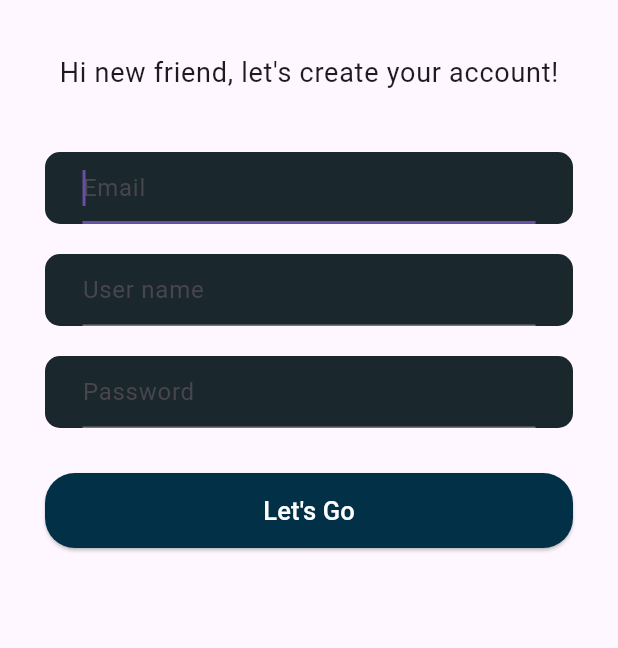
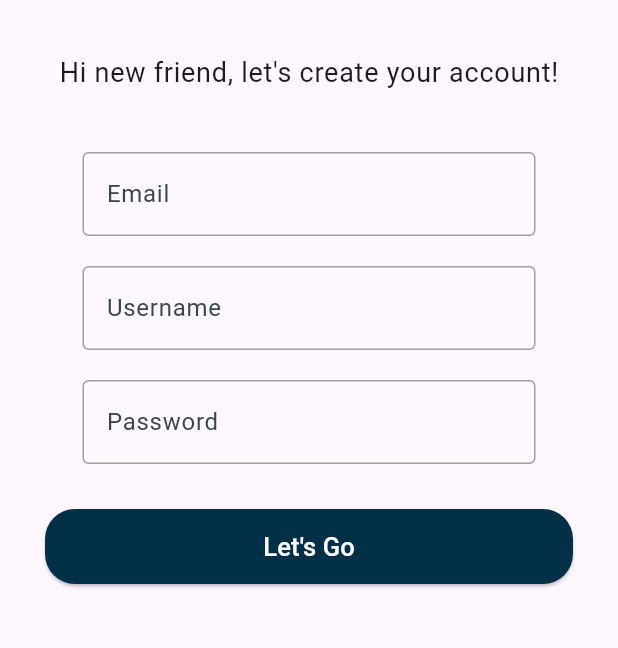
Before and after one commit to vothuc2k3/HashBalance, a Flutter app: the EmailSignUpScreen screen opened directly, on a phone screen of 412 x 824 dp, the part 76-724 px from its top. Run offline on Flutter 3.47's test engine with Material 3 defaults, Android fonts, the phone set to English and light mode, and no system bars; our stand-ins replace cached_network_image, cloud_firestore, dotted_border, file_picker, firebase_auth, firebase_core and 11 more; missing offline and left inert: animated_icon, mdi; accounts and stored records are empty.

```diff
--- a/lib/core/common/auth_text_field.dart
+++ /dev/null
@@ -1,33 +0,0 @@
-import 'package:flutter/material.dart';
-
-class AuthTextField extends StatelessWidget {
-  final TextEditingController controller;
-  final bool obscureText;
-  final String hintText;
-  final TextInputType keyboardType;
-  final bool autofocus;
-  const AuthTextField({
-    super.key,
-    required this.controller,
-    required this.obscureText,
-    required this.hintText,
-    required this.keyboardType,
-    required this.autofocus,
-  });
-
-  @override
-  Widget build(BuildContext context) {
-    return Padding(
-      padding: const EdgeInsets.symmetric(horizontal: 25.0),
-      child: TextFormField(
-        controller: controller,
-        obscureText: obscureText,
-        decoration: InputDecoration(
-          hintText: hintText,
-        ),
-        keyboardType: keyboardType,
-        autofocus: autofocus,
-      ),
-    );
-  }
-}
--- a/lib/features/authentication/screen/email_sign_up_screen.dart
+++ b/lib/features/authentication/screen/email_sign_up_screen.dart
@@ -1,6 +1,5 @@
 import 'package:flutter/material.dart';
 import 'package:flutter_riverpod/flutter_riverpod.dart';
-import 'package:hash_balance/core/common/auth_text_field.dart';
 import 'package:hash_balance/core/common/constants/constants.dart';
 import 'package:hash_balance/core/utils.dart';
 import 'package:hash_balance/features/authentication/controller/auth_controller.dart';
@@ -24,6 +23,51 @@ class EmailSignUpScreenState extends ConsumerState<EmailSignUpScreen> {
   final passwordController = TextEditingController();
   final nameController = TextEditingController();
   bool isPressed = false;
+  bool isEmailValid = true;
+  bool isNameValid = true;
+  bool isPasswordValid = true;
+
+  void checkName(String name) async {
+    if (name.length < 5) {
+      setState(() {
+        isNameValid = false;
+      });
+    }
+    final result =
+        await checkExistingUserNameWhenSignUp(name.trim());
+    result.fold((l) {}, (r) {
+      setState(() {
+        isNameValid = r;
+      });
+    });
+  }
+
+  void checkEmail(String email) async {
+    if (email.length < 5) {
+      setState(() {
+        isEmailValid = false;
+      });
+    }
+    final result =
+        await checkExistingEmailWhenSignUp(email.trim().toLowerCase());
+    result.fold((l) {}, (r) {
+      setState(() {
+        isEmailValid = r;
+      });
+    });
+  }
+
+  void checkPassword(String password) {
+    if (password.length <= 5) {
+      setState(() {
+        isPasswordValid = false;
+      });
+    } else {
+      setState(() {
+        isPasswordValid = true;
+      });
+    }
+  }
 
   void signUpWithEmailAndPassword() async {
     setState(() {
@@ -55,11 +99,6 @@ class EmailSignUpScreenState extends ConsumerState<EmailSignUpScreen> {
       context,
       MaterialPageRoute(builder: (context) => const EmailSignInScreen()),
     );
-  }
-
-  @override
-  void initState() {
-    super.initState();
   }
 
   @override
@@ -116,17 +155,30 @@ class EmailSignUpScreenState extends ConsumerState<EmailSignUpScreen> {
                   right: 30,
                   left: 30,
                 ),
-                child: Container(
-                  decoration: BoxDecoration(
-                    color: Pallete.greyColor,
-                    borderRadius: BorderRadius.circular(10),
-                  ),
-                  child: AuthTextField(
+                child: Padding(
+                  padding: const EdgeInsets.symmetric(horizontal: 25.0),
+                  child: TextFormField(
                     controller: emailController,
                     obscureText: false,
-                    hintText: 'Email',
-                    keyboardType: TextInputType.emailAddress,
-                    autofocus: true,
+                    decoration: InputDecoration(
+                      labelText: 'Email',
+                      labelStyle: const TextStyle(
+                        color: Color(0xFF38464E),
+                      ),
+                      hintText: 'johndoe@example.com',
+                      enabledBorder: const OutlineInputBorder(
+                        borderSide: BorderSide(color: Colors.grey),
+                      ),
+                      border: OutlineInputBorder(
+                        borderSide: BorderSide(
+                          color: isEmailValid ? Colors.grey : Colors.red,
+                        ),
+                      ),
+                      errorText: isEmailValid ? null : 'Invalid Email',
+                    ),
+                    onChanged: (value) {
+                      checkEmail(value);
+                    },
                   ),
                 ),
               ),
@@ -138,39 +190,65 @@ class EmailSignUpScreenState extends ConsumerState<EmailSignUpScreen> {
                   right: 30,
                   left: 30,
                 ),
-                child: Container(
-                  decoration: BoxDecoration(
-                    color: Pallete.greyColor,
-                    borderRadius: BorderRadius.circular(10),
-                  ),
-                  child: AuthTextField(
+                child: Padding(
+                  padding: const EdgeInsets.symmetric(horizontal: 25.0),
+                  child: TextFormField(
                     controller: nameController,
                     obscureText: false,
-                    hintText: 'User name',
-                    keyboardType: TextInputType.name,
-                    autofocus: false,
+                    decoration: InputDecoration(
+                      labelText: 'Username',
+                      labelStyle: const TextStyle(
+                        color: Color(0xFF38464E),
+                      ),
+                      hintText: 'JohnDoe',
+                      prefixText: '#',
+                      enabledBorder: const OutlineInputBorder(
+                        borderSide: BorderSide(color: Colors.grey),
+                      ),
+                      border: OutlineInputBorder(
+                        borderSide: BorderSide(
+                          color: isNameValid ? Colors.grey : Colors.red,
+                        ),
+                      ),
+                      errorText: isNameValid ? null : 'Invalid Username',
+                    ),
+                    onChanged: (value) {
+                      checkName(value);
+                    },
                   ),
                 ),
               ),
               const SizedBox(height: 20),
-
               //password input field
               Padding(
                 padding: const EdgeInsets.only(
                   right: 30,
                   left: 30,
                 ),
-                child: Container(
-                  decoration: BoxDecoration(
-                    color: Pallete.greyColor,
-                    borderRadius: BorderRadius.circular(10),
-                  ),
-                  child: AuthTextField(
+                child: Padding(
+                  padding: const EdgeInsets.symmetric(horizontal: 25.0),
+                  child: TextFormField(
                     controller: passwordController,
                     obscureText: true,
-                    hintText: 'Password',
-                    keyboardType: TextInputType.visiblePassword,
-                    autofocus: false,
+                    decoration: InputDecoration(
+                      labelText: 'Password',
+                      labelStyle: const TextStyle(
+                        color: Color(0xFF38464E),
+                      ),
+                      hintText: '***********',
+                      enabledBorder: const OutlineInputBorder(
+                        borderSide: BorderSide(color: Colors.grey),
+                      ),
+                      border: OutlineInputBorder(
+                        borderSide: BorderSide(
+                          color: isPasswordValid ? Colors.grey : Colors.red,
+                        ),
+                      ),
+                      errorText: isPasswordValid ? null : 'Invalid Email',
+                    ),
+                    onChanged: (value) {
+                      checkPassword(value);
+                    },
                   ),
                 ),
               ),
@@ -184,8 +262,10 @@ class EmailSignUpScreenState extends ConsumerState<EmailSignUpScreen> {
                 ),
                 child: ElevatedButton(
                   onPressed: () {
-                    signUpWithEmailAndPassword();
                     FocusScope.of(context).unfocus();
+                    if (isEmailValid && isNameValid) {
+                      signUpWithEmailAndPassword();
+                    }
                   },
                   style: ElevatedButton.styleFrom(
                     minimumSize: const Size(double.infinity, 50),
--- a/lib/features/community/repository/community_repository.dart
+++ b/lib/features/community/repository/community_repository.dart
@@ -220,6 +220,9 @@ class CommunityRepository {
 
   Stream<bool> getModeratorStatus(String membershipId) {
     return _communityMembership.doc(membershipId).snapshots().map((event) {
+      if(event.data() == null){
+        return false;
+      }
       final data = event.data() as Map<String, dynamic>;
       final role = data['role'] as String;
       if (role == Constants.moderatorRole) {
```
Also changed, not shown: lib/core/utils.dart (+36 -0 lines), lib/features/authentication/repository/auth_repository.dart (+0 -9 lines), lib/features/authentication/screen/email_sign_in_screen.dart (+59 -19 lines), lib/features/community/controller/comunity_controller.dart (+11 -9 lines), lib/features/community/screen/community_screen.dart (+7 -5 lines).
